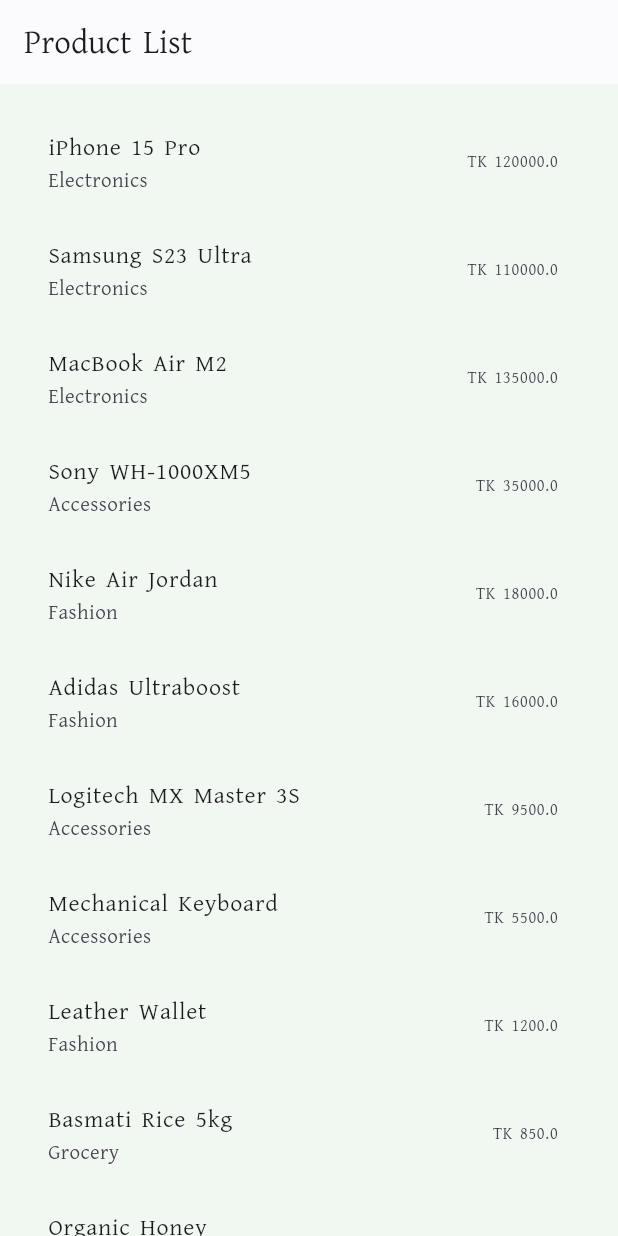
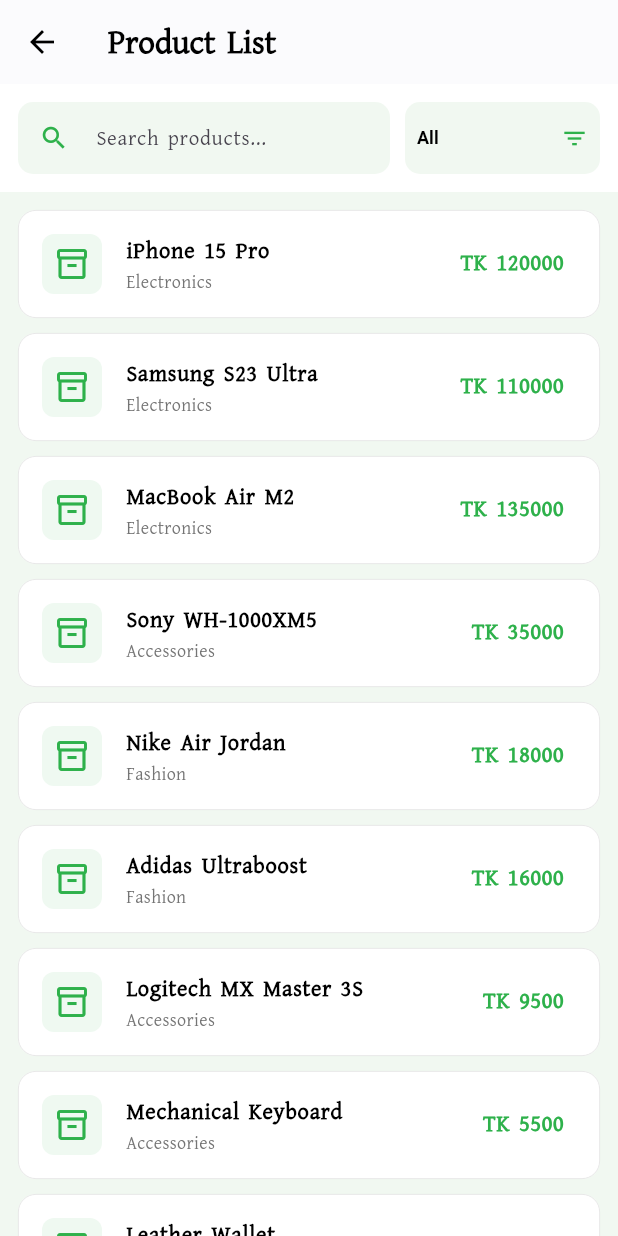
Before and after one commit to zakir20/paperles_store_new, a Flutter app: the ProductListScreen screen opened by its route, on a phone screen of 412 x 824 dp. Run offline on Flutter 3.47's test engine with Material 3 defaults, Android fonts, the phone set to English and light mode, and no system bars; our stand-ins replace dio, easy_localization, equatable, flutter_bloc, gap, get_it and 2 more; accounts and stored records are empty.

Commit message:
Product List module with live search, category filtering

```diff
--- a/lib/features/dashboard/presentation/screens/dashboard_screen.dart
+++ b/lib/features/dashboard/presentation/screens/dashboard_screen.dart
@@ -2,11 +2,11 @@
 import 'package:flutter/material.dart';
 import 'package:flutter_bloc/flutter_bloc.dart';
 import 'package:gap/gap.dart';
-import 'package:go_router/go_router.dart'; // Add this for navigation
+import 'package:go_router/go_router.dart';
 import 'package:paperless_store_upd/core/bloc/global_auth_cubit/global_auth_cubit.dart';
 import 'package:paperless_store_upd/core/bloc/global_auth_cubit/global_auth_state.dart';
 import 'package:paperless_store_upd/core/theme/app_colors.dart';
-import 'package:paperless_store_upd/features/products/products_route.dart'; // Import the route
+import 'package:paperless_store_upd/features/products/products_route.dart';
 
 class DashboardScreen extends StatefulWidget {
   const DashboardScreen({super.key});
--- a/lib/features/products/presentation/bloc/product_cubit.dart
+++ b/lib/features/products/presentation/bloc/product_cubit.dart
@@ -7,16 +7,67 @@
 class ProductCubit extends Cubit<ProductState> {
   ProductCubit() : super(ProductInitial());
 
+  List<ProductModel> _allProducts = [];
+  List<ProductModel> _filteredMaster = [];
+  final int _pageSize = 15;
+
+  String currentCategory = "All";
+  String _currentQuery = "";
+
   Future<void> loadProducts() async {
     emit(ProductLoading());
     try {
       final String response = await rootBundle.loadString('assets/data/products.json');
       final List<dynamic> data = json.decode(response);
-      final products = data.map((e) => ProductModel.fromJson(e)).toList();
 
-      emit(ProductLoaded(products));
+      _allProducts = data.map((e) => ProductModel.fromJson(e)).toList();
+      _filteredMaster = List.from(_allProducts);
+
+      final firstPage = _filteredMaster.take(_pageSize).toList();
+
+      print("DEBUG: Loading first page. Items: ${firstPage.length}");
+
+      emit(ProductLoaded(
+        products: firstPage,
+        hasReachedMax: firstPage.length >= _filteredMaster.length
+      ));
     } catch (e) {
-      emit(const ProductError("Could not load products"));
+      emit(const ProductError("Failed to load products"));
     }
   }
+
+  void fetchNextPage() {
+    if (state is ProductLoaded) {
+      final currentState = state as ProductLoaded;
+      if (currentState.hasReachedMax) return;
+
+      int currentVisibleCount = currentState.products.length;
+
+      final nextBatch = _filteredMaster.skip(currentVisibleCount).take(_pageSize).toList();
+
+      if (nextBatch.isEmpty) {
+        emit(ProductLoaded(products: currentState.products, hasReachedMax: true));
+      } else {
+        print("DEBUG: Loading next batch. Total visible now: ${currentVisibleCount + nextBatch.length}");
+        emit(ProductLoaded(
+          products: currentState.products + nextBatch,
+          hasReachedMax: (currentVisibleCount + nextBatch.length) >= _filteredMaster.length,
+        ));
+      }
+    }
+  }
+
+  void applySearchAndFilter({String? query, String? category}) {
+    if (query != null) _currentQuery = query.toLowerCase();
+    if (category != null) currentCategory = category;
+
+    _filteredMaster = _allProducts.where((p) {
+      final matchesName = p.name.toLowerCase().contains(_currentQuery);
+      final matchesCat = currentCategory == "All" || p.category == currentCategory;
+      return matchesName && matchesCat;
+    }).toList();
+
+    final firstPage = _filteredMaster.take(_pageSize).toList();
+    emit(ProductLoaded(products: firstPage, hasReachedMax: firstPage.length >= _filteredMaster.length));
+  }
 }
--- a/lib/features/products/presentation/bloc/product_state.dart
+++ b/lib/features/products/presentation/bloc/product_state.dart
@@ -9,12 +9,17 @@
 
 class ProductInitial extends ProductState {}
 class ProductLoading extends ProductState {}
+
 class ProductLoaded extends ProductState {
   final List<ProductModel> products;
-  const ProductLoaded(this.products);
+  final bool hasReachedMax;
+
+  const ProductLoaded({required this.products, required this.hasReachedMax});
+
   @override
-  List<Object?> get props => [products];
+  List<Object?> get props => [products, hasReachedMax];
 }
+
 class ProductError extends ProductState {
   final String message;
   const ProductError(this.message);
--- a/lib/features/products/presentation/screens/product_list_screen.dart
+++ b/lib/features/products/presentation/screens/product_list_screen.dart
@@ -1,51 +1,205 @@
 import 'package:flutter/material.dart';
 import 'package:flutter_bloc/flutter_bloc.dart';
+import 'package:gap/gap.dart';
+import 'package:go_router/go_router.dart';
 import 'package:easy_localization/easy_localization.dart';
 import 'package:paperless_store_upd/core/theme/app_colors.dart';
+import '../../data/models/product_model.dart';
 import '../bloc/product_cubit.dart';
 import '../bloc/product_state.dart';
 
-class ProductListScreen extends StatelessWidget {
+class ProductListScreen extends StatefulWidget {
   const ProductListScreen({super.key});
 
   @override
+  State<ProductListScreen> createState() => _ProductListScreenState();
+}
+
+class _ProductListScreenState extends State<ProductListScreen> {
+  final ScrollController _scrollController = ScrollController();
+
+  final List<String> categories = const [
+    "All", "Electronics", "Accessories", "Fashion", "Grocery", "Furniture", "Stationery", "Home Appliances"
+  ];
+
+  @override
+  void initState() {
+    super.initState();
+    _scrollController.addListener(_onScroll);
+
+
+    WidgetsBinding.instance.addPostFrameCallback((_) {
+      if (mounted) {
+        context.read<ProductCubit>().loadProducts();
+      }
+    });
+  }
+
+  @override
+  void dispose() {
+    _scrollController.dispose();
+    super.dispose();
+  }
+
+  void _onScroll() {
+    if (_scrollController.position.pixels >= _scrollController.position.maxScrollExtent * 0.9) {
+      context.read<ProductCubit>().fetchNextPage();
+    }
+  }
+
+  @override
   Widget build(BuildContext context) {
-    return BlocProvider(
-      create: (context) => ProductCubit()..loadProducts(),
-      child: Scaffold(
+    return Scaffold(
       backgroundColor: AppColors.scaffoldBg,
       appBar: AppBar(
         backgroundColor: AppColors.cardWhite,
-          title: Text("product_list".tr()),
+        title: Text(
+          "product_list".tr(),
+          style: const TextStyle(color: AppColors.black, fontWeight: FontWeight.bold)
+        ),
         elevation: 0.5,
-          iconTheme: const IconThemeData(color: AppColors.black),
+        leading: IconButton(
+          icon: const Icon(Icons.arrow_back, color: AppColors.black),
+          onPressed: () => context.pop(),
         ),
-        body: BlocBuilder<ProductCubit, ProductState>(
+      ),
+      body: Column(
+        children: [
+
+          _buildSearchFilterHeader(context),
+
+
+          Expanded(
+            child: BlocBuilder<ProductCubit, ProductState>(
               builder: (context, state) {
                 if (state is ProductLoading) {
-              return const Center(child: CircularProgressIndicator());
-            } else if (state is ProductLoaded) {
+                  return const Center(child: CircularProgressIndicator(color: AppColors.primary));
+                }
+
+                if (state is ProductLoaded) {
                   if (state.products.isEmpty) {
-                return Center(child: Text("no_products".tr()));
+                    return Center(child: Text("no_products".tr(), style: const TextStyle(color: AppColors.black)));
                   }
 
                   return ListView.builder(
-                padding: const EdgeInsets.all(16),
-                itemCount: state.products.length,
+                    controller: _scrollController,
+                    padding: const EdgeInsets.all(12),
+                    itemCount: state.hasReachedMax
+                        ? state.products.length
+                        : state.products.length + 1,
                     itemBuilder: (context, index) {
-                  final product = state.products[index];
-                  return ListTile(
-                    title: Text(product.name),
-                    subtitle: Text(product.category),
-                    trailing: Text("TK ${product.price}"),
+                      if (index >= state.products.length) {
+                        return const Center(
+                          child: Padding(
+                            padding: EdgeInsets.all(16.0),
+                            child: CircularProgressIndicator(strokeWidth: 2),
+                          ),
                         );
+                      }
+                      return _buildProductCard(state.products[index]);
                     },
                   );
-            } else if (state is ProductError) {
+                }
+
+                if (state is ProductError) {
                   return Center(child: Text(state.message));
                 }
-            return Center(child: Text("no_products".tr()));
+
+                return const SizedBox();
               },
+            ),
+          ),
+        ],
+      ),
+    );
+  }
+
+  Widget _buildSearchFilterHeader(BuildContext context) {
+    return Container(
+      padding: const EdgeInsets.all(12),
+      color: AppColors.cardWhite,
+      child: Row(
+        crossAxisAlignment: CrossAxisAlignment.center,
+        children: [
+
+          Expanded(
+            child: TextFormField(
+              style: const TextStyle(color: AppColors.black, fontSize: 14),
+              onChanged: (val) => context.read<ProductCubit>().applySearchAndFilter(query: val),
+              decoration: InputDecoration(
+                hintText: "search_hint".tr(),
+                prefixIcon: const Icon(Icons.search, color: AppColors.primary, size: 20),
+                filled: true,
+                fillColor: AppColors.scaffoldBg,
+                contentPadding: const EdgeInsets.symmetric(vertical: 0, horizontal: 12),
+                border: OutlineInputBorder(borderRadius: BorderRadius.circular(10), borderSide: BorderSide.none),
+              ),
+            ),
+          ),
+
+          const Gap(10),
+
+          Container(
+            width: 130,
+            padding: const EdgeInsets.symmetric(horizontal: 8),
+            decoration: BoxDecoration(
+              color: AppColors.scaffoldBg,
+              borderRadius: BorderRadius.circular(10),
+            ),
+            child: DropdownButtonHideUnderline(
+              child: DropdownButton<String>(
+                value: context.watch<ProductCubit>().currentCategory,
+                isExpanded: true,
+                icon: const Icon(Icons.filter_list, color: AppColors.primary, size: 18),
+                style: const TextStyle(color: AppColors.black, fontSize: 12, fontWeight: FontWeight.w600),
+                items: categories.map((String c) {
+                  return DropdownMenuItem<String>(
+                    value: c,
+                    child: Text(c, overflow: TextOverflow.ellipsis),
+                  );
+                }).toList(),
+                onChanged: (val) {
+                  if (val != null) {
+                    context.read<ProductCubit>().applySearchAndFilter(category: val);
+                  }
+                },
+              ),
+            ),
+          ),
+        ],
+      ),
+    );
+  }
+
+  Widget _buildProductCard(ProductModel product) {
+    return Card(
+      color: AppColors.cardWhite,
+      margin: const EdgeInsets.only(bottom: 10),
+      elevation: 0,
+      shape: RoundedRectangleBorder(
+        borderRadius: BorderRadius.circular(12),
+        side: const BorderSide(color: AppColors.greyBorder, width: 0.5),
+      ),
+      child: ListTile(
+        leading: Container(
+          padding: const EdgeInsets.all(8),
+          decoration: BoxDecoration(
+            color: AppColors.primary.withAlpha(20),
+            borderRadius: BorderRadius.circular(8),
+          ),
+          child: const Icon(Icons.inventory_2_outlined, color: AppColors.primary, size: 24),
+        ),
+        title: Text(
+          product.name,
+          style: const TextStyle(fontWeight: FontWeight.bold, color: AppColors.black, fontSize: 15)
+        ),
+        subtitle: Text(
+          product.category,
+          style: const TextStyle(color: AppColors.greyText, fontSize: 12)
+        ),
+        trailing: Text(
+          "TK ${product.price.toStringAsFixed(0)}",
+          style: const TextStyle(color: AppColors.primary, fontWeight: FontWeight.bold, fontSize: 15)
         ),
       ),
     );
--- a/lib/features/products/products_route.dart
+++ b/lib/features/products/products_route.dart
@@ -1,4 +1,8 @@
+import 'package:flutter_bloc/flutter_bloc.dart';
 import 'package:go_router/go_router.dart';
+import 'package:paperless_store_upd/injection/injection_container.dart';
+import 'package:paperless_store_upd/core/constants/route_names.dart';
+import 'presentation/bloc/product_cubit.dart';
 import 'presentation/screens/product_list_screen.dart';
 
 class ProductsRoute {
@@ -7,7 +11,10 @@
   static List<RouteBase> get productsRoutes => [
         GoRoute(
           path: productList,
-          builder: (context, state) => const ProductListScreen(),
+          builder: (context, state) => BlocProvider<ProductCubit>(
+            create: (context) => sl<ProductCubit>(),
+            child: const ProductListScreen(),
+          ),
         ),
       ];
 }
```
Lines whose indentation alone changed are shown as unchanged.
